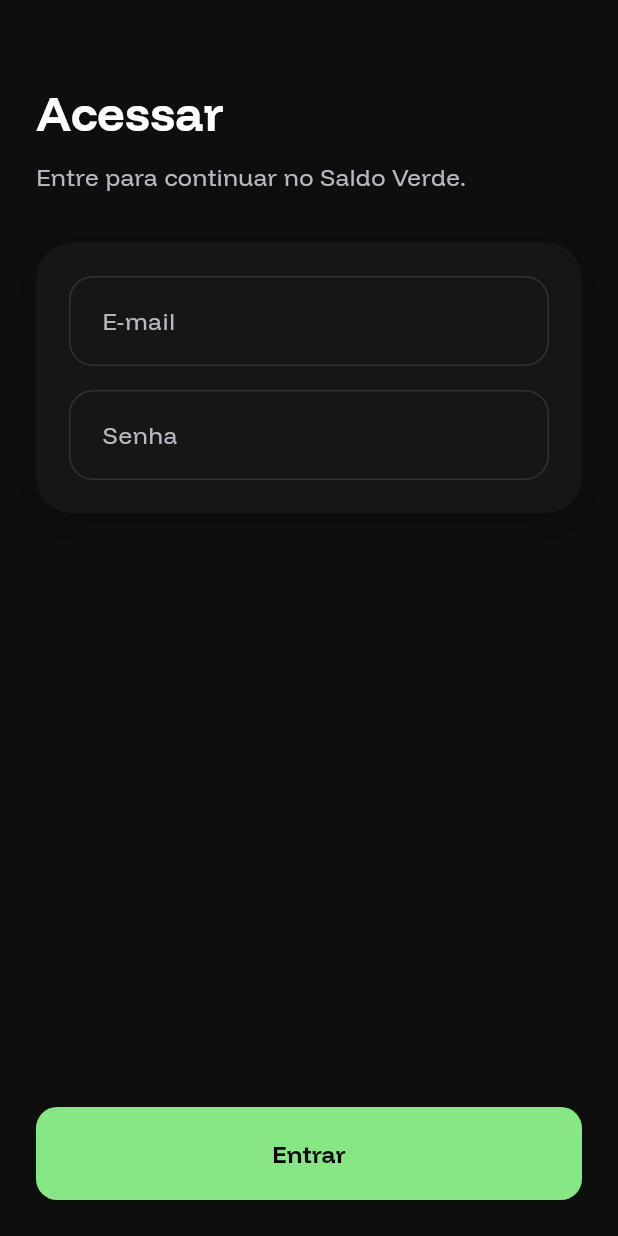
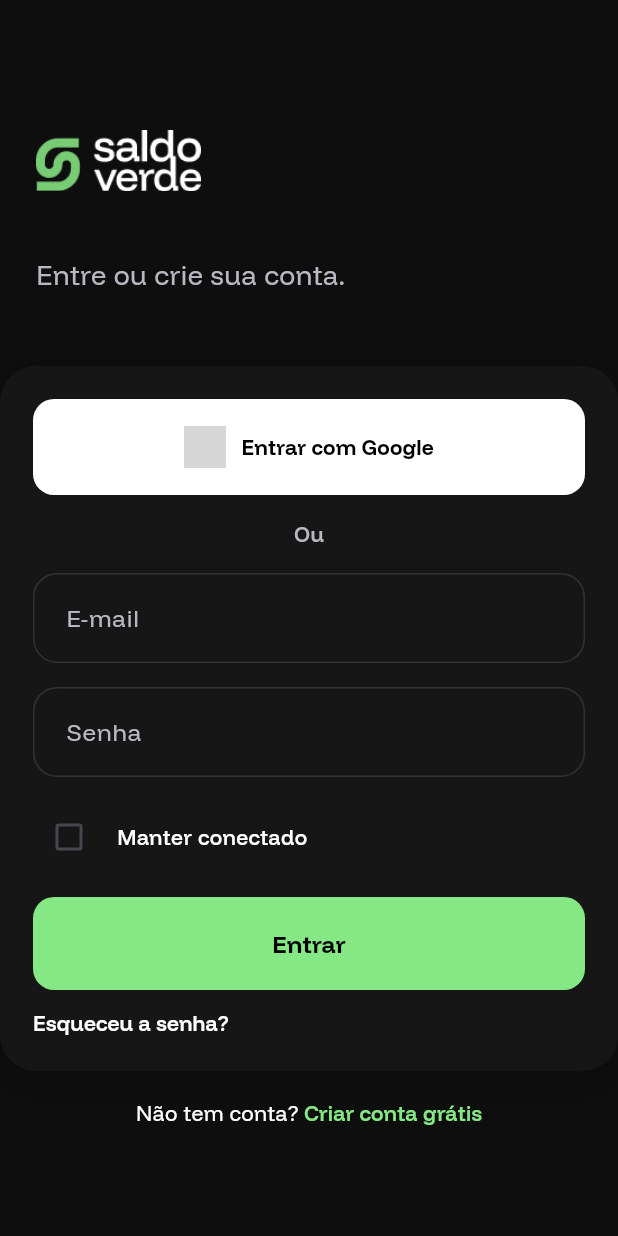
Before and after one commit to vitorlinns/saldo-verde, a Flutter app: the LoginPage screen opened by its route, on a phone screen of 412 x 824 dp. Run offline on Flutter 3.47's test engine with Material 3 defaults, Android fonts, the phone set to English and light mode, and no system bars; grey boxes are pictures that could not be loaded.

Commit message:
app: tela de login

```diff
--- a/mobile/lib/visual/widgets/inputs/input.dart
+++ b/mobile/lib/visual/widgets/inputs/input.dart
@@ -35,7 +35,7 @@
       validator: validator,
       onChanged: onChanged,
       style: const TextStyle(color: AppColors.white),
-      cursorColor: AppColors.primary,
+      cursorColor: AppColors.white,
       decoration: InputDecoration(
         labelText: label,
         floatingLabelBehavior: FloatingLabelBehavior.auto,
@@ -54,7 +54,7 @@
         ),
         focusedBorder: OutlineInputBorder(
           borderRadius: BorderRadius.circular(16),
-          borderSide: const BorderSide(color: AppColors.primary, width: 2),
+          borderSide: const BorderSide(color: Color.fromRGBO(255, 255, 255, 0.12)),
         ),
         prefixIcon: prefixIcon,
         suffixIcon: suffixIcon,
--- a/mobile/lib/visual/widgets/screens/login/login.dart
+++ b/mobile/lib/visual/widgets/screens/login/login.dart
@@ -3,39 +3,55 @@
 import '../../btn/button_submit.dart';
 import '../../inputs/input.dart';
 
-class LoginPage extends StatelessWidget {
+class LoginPage extends StatefulWidget {
   const LoginPage({super.key});
+
+  @override
+  State<LoginPage> createState() => _LoginPageState();
+}
+
+class _LoginPageState extends State<LoginPage> {
+  bool keepConnected = false;
 
   @override
   Widget build(BuildContext context) {
     return Scaffold(
       backgroundColor: AppColors.background,
       body: SafeArea(
-        child: Padding(
+        child: Column(
+          crossAxisAlignment: CrossAxisAlignment.stretch,
+          children: [
+            Padding(
               padding: const EdgeInsets.symmetric(horizontal: 24, vertical: 24),
               child: Column(
                 crossAxisAlignment: CrossAxisAlignment.stretch,
                 children: [
                   const SizedBox(height: 28),
-              Text(
-                'Acessar',
-                style: const TextStyle(
-                  color: AppColors.white,
-                  fontSize: 32,
-                  fontWeight: FontWeight.bold,
+                  Align(
+                    alignment: Alignment.centerLeft,
+                    child: Image.asset(
+                      'lib/assets/images/logo.png',
+                      width: 110,
+                      height: 110,
+                      fit: BoxFit.contain,
                     ),
                   ),
                   const SizedBox(height: 8),
                   Text(
-                'Entre para continuar no Saldo Verde.',
+                    'Entre ou crie sua conta.',
                     style: const TextStyle(
                       color: AppColors.neutralText,
-                  fontSize: 16,
-                  height: 1.5,
+                      fontSize: 18,
                     ),
                   ),
-              const SizedBox(height: 32),
-              Container(
+                  const SizedBox(height: 24),
+                ],
+              ),
+            ),
+            Padding(
+              padding: EdgeInsets.zero,
+              child: Container(
+                width: double.infinity,
                 padding: const EdgeInsets.all(22),
                 decoration: BoxDecoration(
                   color: AppColors.surface,
@@ -50,6 +66,54 @@
                 ),
                 child: Column(
                   children: [
+                    SizedBox(
+                      width: double.infinity,
+                      child: FilledButton(
+                        onPressed: () {
+                        },
+                        style: FilledButton.styleFrom(
+                          backgroundColor: AppColors.white,
+                          foregroundColor: AppColors.black,
+                          padding: const EdgeInsets.symmetric(vertical: 18, horizontal: 12),
+                          shape: RoundedRectangleBorder(
+                            borderRadius: BorderRadius.circular(14),
+                          ),
+                        ),
+                        child: Row(
+                          mainAxisSize: MainAxisSize.min,
+                          mainAxisAlignment: MainAxisAlignment.center,
+                          children: [
+                            Image.asset(
+                              'lib/assets/images/icons/google.png',
+                              width: 28,
+                              height: 28,
+                            ),
+                            const SizedBox(width: 10),
+                            Flexible(
+                              child: const Text(
+                                'Entrar com Google',
+                                overflow: TextOverflow.ellipsis,
+                                maxLines: 1,
+                                style: TextStyle(
+                                  color: AppColors.black,
+                                  fontWeight: FontWeight.w700,
+                                ),
+                              ),
+                            ),
+                          ],
+                        ),
+                      ),
+                    ),
+                    const SizedBox(height: 16),
+                    const Text(
+                      'Ou',
+                      style: TextStyle(
+                        color: AppColors.neutralText,
+                        fontSize: 14,
+                        fontWeight: FontWeight.w600,
+                      ),
+                    ),
+                    const SizedBox(height: 16),
                     AppInput(
                       label: 'E-mail',
                       keyboardType: TextInputType.emailAddress,
@@ -59,18 +123,99 @@
                       label: 'Senha',
                       obscureText: true,
                     ),
+                    const SizedBox(height: 16),
+                    Row(
+                      children: [
+                        Checkbox(
+                          value: keepConnected,
+                          onChanged: (value) {
+                            setState(() {
+                              keepConnected = value ?? false;
+                            });
+                          },
+                          activeColor: AppColors.primary,
+                          checkColor: AppColors.black,
+                        ),
+                        const SizedBox(width: 8),
+                        const Expanded(
+                          child: Text(
+                            'Manter conectado',
+                            style: TextStyle(
+                              color: AppColors.white,
+                              fontSize: 14,
+                              fontWeight: FontWeight.w500,
+                            ),
+                          ),
+                        ),
                       ],
                     ),
-              ),
-              const Spacer(),
+                    const SizedBox(height: 16),
                     ButtonSubmit(
                       label: 'Entrar',
                       onPressed: () {
                         // TODO: implementar autenticação e fluxo de próxima tela
                       },
                     ),
+                    const SizedBox(height: 12),
+                    Align(
+                      alignment: Alignment.centerLeft,
+                      child: TextButton(
+                        onPressed: () {
+                          // TODO: implementar recuperação de senha
+                        },
+                        style: TextButton.styleFrom(
+                          padding: EdgeInsets.zero,
+                          minimumSize: const Size(0, 0),
+                          tapTargetSize: MaterialTapTargetSize.shrinkWrap,
+                        ),
+                        child: const Text(
+                          'Esqueceu a senha?',
+                          style: TextStyle(
+                            color: AppColors.white,
+                            fontSize: 14,
+                            fontWeight: FontWeight.w600,
+                          ),
+                        ),
+                      ),
+                    ),
                   ],
                 ),
+              ),
+            ),
+            Padding(
+              padding: const EdgeInsets.symmetric(horizontal: 24, vertical: 18),
+              child: Row(
+                mainAxisAlignment: MainAxisAlignment.center,
+                children: [
+                  const Text(
+                    'Não tem conta? ',
+                    style: TextStyle(
+                      color: AppColors.white,
+                      fontSize: 14,
+                    ),
+                  ),
+                  TextButton(
+                    onPressed: () {
+                      // TODO: implementar fluxo de criação de conta
+                    },
+                    style: TextButton.styleFrom(
+                      padding: EdgeInsets.zero,
+                      minimumSize: const Size(0, 0),
+                      tapTargetSize: MaterialTapTargetSize.shrinkWrap,
+                    ),
+                    child: const Text(
+                      'Criar conta grátis',
+                      style: TextStyle(
+                        color: AppColors.primary,
+                        fontSize: 14,
+                        fontWeight: FontWeight.w600,
+                      ),
+                    ),
+                  ),
+                ],
+              ),
+            ),
+          ],
         ),
       ),
     );
--- a/mobile/pubspec.yaml
+++ b/mobile/pubspec.yaml
@@ -68,9 +68,7 @@
   # For details regarding adding assets from package dependencies, see
   # https://flutter.dev/to/asset-from-package
   assets:
-    - lib/assets/images/splash.png
-    - lib/assets/images/onboard.png
-    - lib/assets/images/logo.png
+    - lib/assets/images/
   # To add custom fonts to your application, add a fonts section here,
   # in this "flutter" section. Each entry in this list should have a
   # "family" key with the font family name, and a "fonts" key with a
```
Also changed, not shown: mobile/lib/assets/images/icons/google.png (added). Lines whose indentation alone changed are shown as unchanged.
